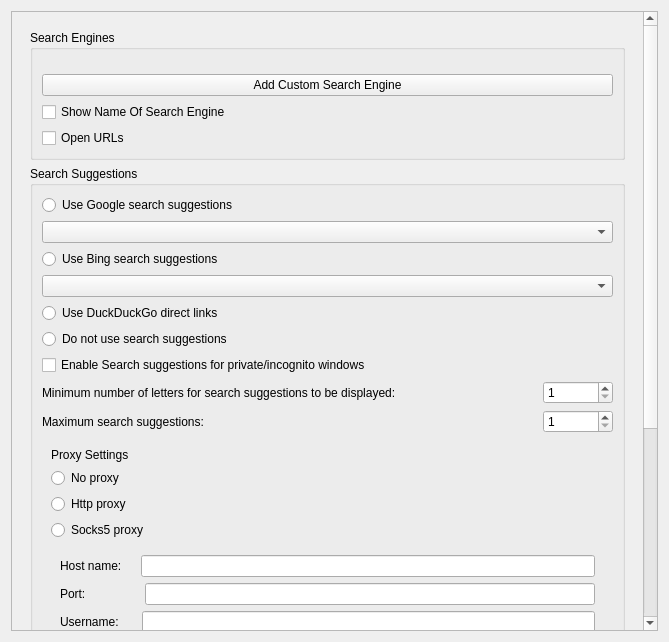
alex1701c/QuickWebShortcuts, file src/config/quick_web_shortcuts_config.ui: the form before one commit.
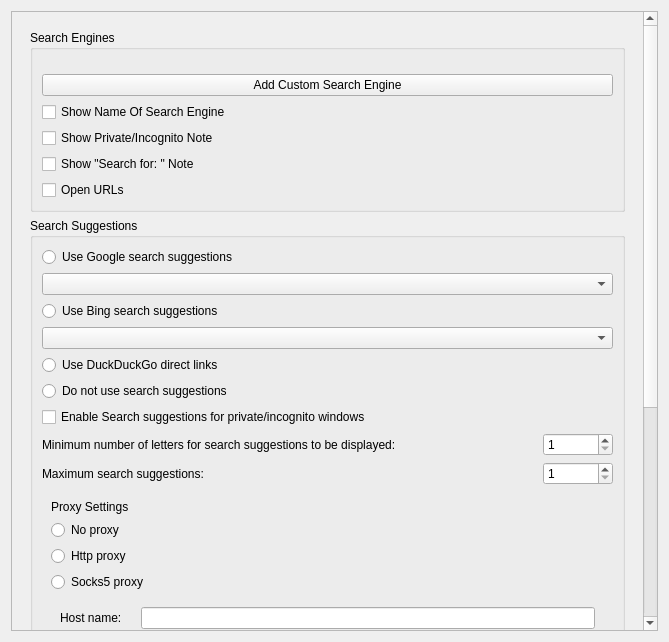
The form after the commit.

The edit to the form file:
```diff
--- a/src/config/quick_web_shortcuts_config.ui
+++ b/src/config/quick_web_shortcuts_config.ui
@@ -29,7 +29,7 @@
         <x>0</x>
         <y>0</y>
         <width>633</width>
-        <height>1044</height>
+        <height>1100</height>
        </rect>
       </property>
       <layout class="QGridLayout" name="gridLayout_2">
@@ -397,6 +397,20 @@
                </property>
               </widget>
              </item>
+             <item>
+              <widget class="QCheckBox" name="showPrivateNoteCheckBox">
+               <property name="text">
+                <string>Show Private/Incognito Note</string>
+               </property>
+              </widget>
+             </item>
+             <item>
+              <widget class="QCheckBox" name="showSearchForCheckBox">
+               <property name="text">
+                <string>Show &quot;Search for: &quot; Note</string>
+               </property>
+              </widget>
+             </item>
              <item>
               <widget class="QCheckBox" name="openURLS">
                <property name="text">
```
